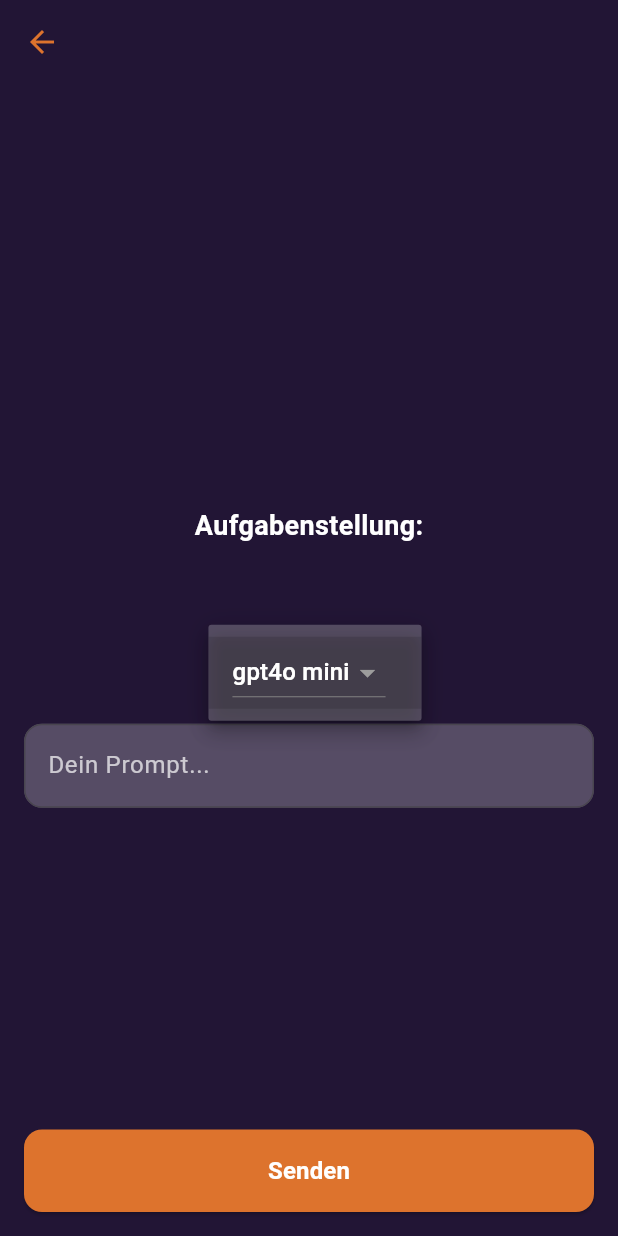
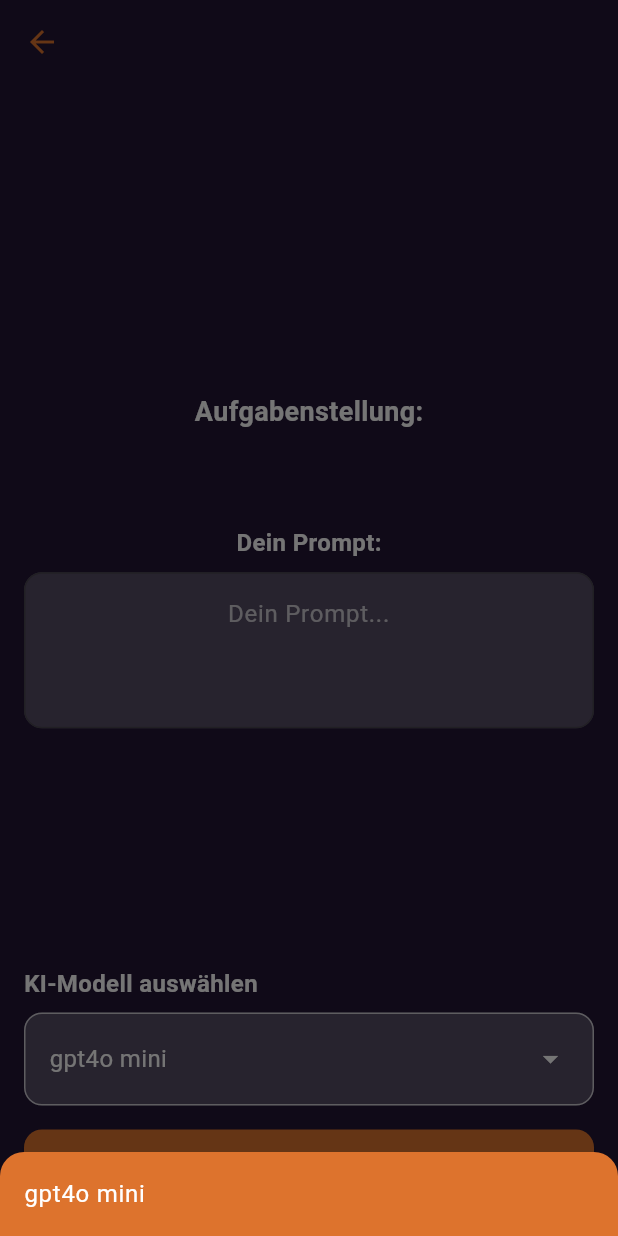
Before and after one commit to Full-Stack-Developement-SS25/Frontend, a Flutter app: the TaskScreen screen opened directly with empty values, after a tap on "gpt4o mini", on a phone screen of 412 x 824 dp. Run offline on Flutter 3.47's test engine with Material 3 defaults, Android fonts, the phone set to English and light mode, and no system bars; our stand-ins replace email_validator, firebase_auth, firebase_core, google_sign_in, percent_indicator, shared_preferences; missing offline and left inert: flutter_web_auth_2, mobile_scanner; accounts and stored records are empty; network calls fail; statements that could not run were skipped.

Commit message:
new design for dropwdown

```diff
--- a/lib/screens/main_navigation.dart
+++ b/lib/screens/main_navigation.dart
@@ -6,14 +6,16 @@ import 'profile_screen.dart';
 import './/utils/app_colors.dart';
 
 class MainNavigation extends StatefulWidget {
-  const MainNavigation({super.key});
+  final int initialIndex;
+
+  const MainNavigation({super.key, this.initialIndex = 0});
 
   @override
   State<MainNavigation> createState() => _MainNavigationState();
 }
 
 class _MainNavigationState extends State<MainNavigation> {
-  int _currentIndex = 0;
+  late int _currentIndex;
 
   final List<Widget> _pages = [
     const DashboardScreen(),
@@ -21,6 +23,13 @@ class _MainNavigationState extends State<MainNavigation> {
     const ScoreboardScreen(),
     const ProfileScreen(),
   ];
+
+   @override
+  void initState() {
+    super.initState();
+    _currentIndex = widget.initialIndex;
+  }
+
 
   @override
   Widget build(BuildContext context) {
--- a/lib/screens/task_screen.dart
+++ b/lib/screens/task_screen.dart
@@ -46,11 +46,41 @@ class _TaskScreenState extends State<TaskScreen> {
         setState(() {
           _models = data.keys.cast<String>().toList();
           if (!_models.contains(_selectedModel)) {
-            _selectedModel = 'gpt4o mini';
+            _selectedModel = _models.isNotEmpty ? _models.first : 'gpt4o mini';
           }
         });
       }
     } catch (_) {}
+  }
+
+  void _showModelSelection(BuildContext context) {
+    showModalBottomSheet(
+      backgroundColor: AppColors.accent,
+      shape: const RoundedRectangleBorder(
+        borderRadius: BorderRadius.vertical(top: Radius.circular(16)),
+      ),
+      context: context,
+      builder: (context) {
+        return ListView(
+          shrinkWrap: true,
+          children:
+              _models.map((model) {
+                return ListTile(
+                  title: Text(
+                    model,
+                    style: const TextStyle(color: AppColors.white),
+                  ),
+                  onTap: () {
+                    setState(() {
+                      _selectedModel = model;
+                    });
+                    Navigator.pop(context);
+                  },
+                );
+              }).toList(),
+        );
+      },
+    );
   }
 
   @override
@@ -70,9 +100,14 @@ class _TaskScreenState extends State<TaskScreen> {
           children: [
             InlineTitle(widget.title),
             const SizedBox(height: 20),
+
+            // Zentraler Bereich (Aufgabenstellung + Prompt)
             Expanded(
+              child: Center(
+                child: ConstrainedBox(
+                  constraints: const BoxConstraints(maxWidth: 600),
                   child: Column(
-                mainAxisAlignment: MainAxisAlignment.center,
+                    mainAxisSize: MainAxisSize.min,
                     children: [
                       const Text(
                         "Aufgabenstellung:",
@@ -85,48 +120,29 @@ class _TaskScreenState extends State<TaskScreen> {
                       const SizedBox(height: 10),
                       Text(
                         widget.taskText,
-                    style: const TextStyle(color: AppColors.white),
+                        style: const TextStyle(
+                          color: AppColors.white,
+                          fontSize: 16,
+                        ),
                         textAlign: TextAlign.center,
                       ),
                       const SizedBox(height: 30),
-                  DropdownButton<String>(
-                    value: _selectedModel,
-                    dropdownColor: AppColors.fillColor,
-                    iconEnabledColor: AppColors.white,
-                    items:
-                        _models
-                            .map(
-                              (m) => DropdownMenuItem(
-                                value: m,
-                                child: Text(
-                                  m,
-                                  style: const TextStyle(
+
+                      const Text(
+                        "Dein Prompt:",
+                        style: TextStyle(
                           color: AppColors.white,
+                          fontWeight: FontWeight.bold,
+                          fontSize: 16,
                         ),
                       ),
-                              ),
-                            )
-                            .toList(),
-                    onChanged: (value) {
-                      if (value != null) {
-                        setState(() {
-                          _selectedModel = value;
-                        });
-                      }
-                    },
-                  ),
-                  const SizedBox(height: 10),
-                  ConstrainedBox(
-                    constraints: const BoxConstraints(
-                      minHeight: 50,
-                      maxHeight: 200,
-                    ),
-                    child: TextField(
+                      const SizedBox(height: 8),
+                      TextField(
                         controller: _controller,
                         style: const TextStyle(color: AppColors.white),
-                      minLines: 1,
-                      maxLines: null,
-                      expands: false,
+                        minLines: 3,
+                        maxLines: 6,
+                        textAlign: TextAlign.center,
                         decoration: InputDecoration(
                           filled: true,
                           fillColor: AppColors.fillColor,
@@ -139,10 +155,64 @@ class _TaskScreenState extends State<TaskScreen> {
                           ),
                         ),
                       ),
+                    ],
+                  ),
+                ),
+              ),
+            ),
+
+            const SizedBox(height: 20),
+
+            // Model Auswahl als Modal
+            Column(
+              crossAxisAlignment: CrossAxisAlignment.start,
+              children: [
+                const Text(
+                  "KI-Modell auswählen",
+                  style: TextStyle(
+                    color: AppColors.white,
+                    fontWeight: FontWeight.bold,
+                    fontSize: 16,
+                  ),
+                ),
+                const SizedBox(height: 8),
+                GestureDetector(
+                  onTap: () => _showModelSelection(context),
+                  child: Container(
+                    width: double.infinity,
+                    padding: const EdgeInsets.symmetric(
+                      horizontal: 16,
+                      vertical: 18,
+                    ),
+                    decoration: BoxDecoration(
+                      color: AppColors.fillColor,
+                      borderRadius: BorderRadius.circular(12),
+                      border: Border.all(color: AppColors.textSecondary),
+                    ),
+                    child: Row(
+                      mainAxisAlignment: MainAxisAlignment.spaceBetween,
+                      children: [
+                        Text(
+                          _selectedModel,
+                          style: const TextStyle(
+                            color: AppColors.white,
+                            fontSize: 16,
+                          ),
+                        ),
+                        const Icon(
+                          Icons.arrow_drop_down,
+                          color: AppColors.white,
                         ),
                       ],
                     ),
                   ),
+                ),
+              ],
+            ),
+
+            const SizedBox(height: 16),
+
+            // Senden Button
             SizedBox(
               width: double.infinity,
               child: ElevatedButton(
@@ -183,8 +253,7 @@ class _TaskScreenState extends State<TaskScreen> {
                                         improvementSuggestions:
                                             result['improvementSuggestions'],
                                         taskId: widget.taskId,
-                                        taskDifficulty:
-                                            widget.difficulty, // ✅ hinzugefügt
+                                        taskDifficulty: widget.difficulty,
                                       ),
                                 ),
                               );
--- a/lib/screens/xp_reward_screen.dart
+++ b/lib/screens/xp_reward_screen.dart
@@ -2,6 +2,7 @@ import 'package:flutter/material.dart';
 import 'package:prompt_master/utils/app_colors.dart';
 import 'package:prompt_master/services/badge_service.dart';
 import 'package:prompt_master/utils/xp_logic.dart';
+import 'main_navigation.dart';
 
 class XPRewardScreen extends StatefulWidget {
   final int xpGained;
@@ -134,9 +135,11 @@ class _XPRewardScreenState extends State<XPRewardScreen>
               width: double.infinity,
               child: ElevatedButton(
                 onPressed: () {
-                  Navigator.pushNamedAndRemoveUntil(
+                  Navigator.pushAndRemoveUntil(
                     context,
-                    '/home',
+                    MaterialPageRoute(
+                      builder: (_) => const MainNavigation(initialIndex: 1),
+                    ),
                     (route) => false,
                   );
                 },
```
Lines whose indentation alone changed are shown as unchanged.
